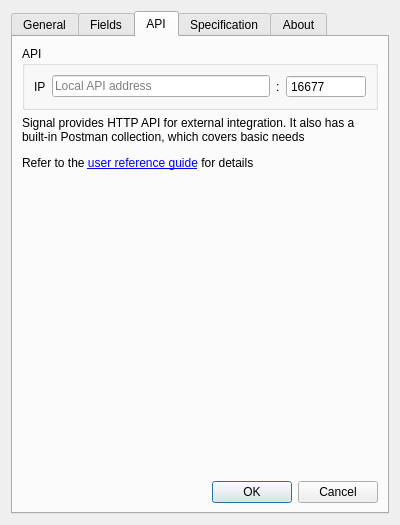
This is common/gui/forms/settings_window.ui in FedorIvanov37/sv-terminal as Qt 5 draws it before an edit. The edited form follows.
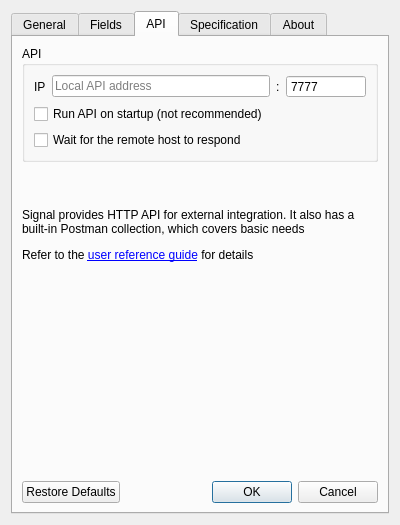
This is the edited form.

Patch:
```diff
--- a/common/gui/forms/settings_window.ui
+++ b/common/gui/forms/settings_window.ui
@@ -643,10 +643,52 @@
        <string>API</string>
       </attribute>
       <layout class="QGridLayout" name="gridLayout_10">
+       <item row="6" column="0">
+        <spacer name="verticalSpacer_3">
+         <property name="orientation">
+          <enum>Qt::Vertical</enum>
+         </property>
+         <property name="sizeHint" stdset="0">
+          <size>
+           <width>20</width>
+           <height>303</height>
+          </size>
+         </property>
+        </spacer>
+       </item>
        <item row="3" column="0">
+        <spacer name="verticalSpacer_8">
+         <property name="orientation">
+          <enum>Qt::Vertical</enum>
+         </property>
+         <property name="sizeHint" stdset="0">
+          <size>
+           <width>20</width>
+           <height>40</height>
+          </size>
+         </property>
+        </spacer>
+       </item>
+       <item row="5" column="0">
+        <widget class="QLabel" name="ApiInfoLabel">
+         <property name="text">
+          <string>&lt;html&gt;&lt;head/&gt;&lt;body&gt;&lt;p&gt;&lt;br/&gt;&lt;/p&gt;&lt;p&gt;Signal provides HTTP API for external integration. It also has a built-in Postman collection, which covers basic needs&lt;/p&gt;&lt;p&gt;Refer to the &lt;a href=&quot;www.link.com&quot;&gt;&lt;span style=&quot; text-decoration: underline; color:#0000ff;&quot;&gt;user reference guide&lt;/span&gt;&lt;/a&gt; for details&lt;/p&gt;&lt;/body&gt;&lt;/html&gt;</string>
+         </property>
+         <property name="wordWrap">
+          <bool>true</bool>
+         </property>
+         <property name="openExternalLinks">
+          <bool>false</bool>
+         </property>
+         <property name="textInteractionFlags">
+          <set>Qt::LinksAccessibleByMouse|Qt::TextSelectableByMouse</set>
+         </property>
+        </widget>
+       </item>
+       <item row="7" column="0">
         <widget class="QDialogButtonBox" name="ApiButtonBox">
          <property name="standardButtons">
-          <set>QDialogButtonBox::Cancel|QDialogButtonBox::Ok</set>
+          <set>QDialogButtonBox::Cancel|QDialogButtonBox::Ok|QDialogButtonBox::RestoreDefaults</set>
          </property>
         </widget>
        </item>
@@ -706,44 +748,29 @@
                <number>65535</number>
               </property>
               <property name="value">
-               <number>16677</number>
+               <number>7777</number>
               </property>
              </widget>
             </item>
            </layout>
           </item>
+          <item row="2" column="0">
+           <widget class="QCheckBox" name="WaitForRemoteHost">
+            <property name="text">
+             <string>Wait for the remote host to respond</string>
+            </property>
+           </widget>
+          </item>
+          <item row="1" column="0">
+           <widget class="QCheckBox" name="ApiRun">
+            <property name="text">
+             <string>Run API on startup (not recommended)</string>
+            </property>
+           </widget>
+          </item>
          </layout>
         </widget>
        </item>
-       <item row="2" column="0">
-        <spacer name="verticalSpacer_3">
-         <property name="orientation">
-          <enum>Qt::Vertical</enum>
-         </property>
-         <property name="sizeHint" stdset="0">
-          <size>
-           <width>20</width>
-           <height>303</height>
-          </size>
-         </property>
-        </spacer>
-       </item>
-       <item row="1" column="0">
-        <widget class="QLabel" name="ApiInfoLabel">
-         <property name="text">
-          <string>&lt;html&gt;&lt;head/&gt;&lt;body&gt;&lt;p&gt;Signal provides HTTP API for external integration. It also has a built-in Postman collection, which covers basic needs&lt;/p&gt;&lt;p&gt;Refer to the &lt;a href=&quot;www.link.com&quot;&gt;&lt;span style=&quot; text-decoration: underline; color:#0000ff;&quot;&gt;user reference guide&lt;/span&gt;&lt;/a&gt; for details&lt;/p&gt;&lt;/body&gt;&lt;/html&gt;</string>
-         </property>
-         <property name="wordWrap">
-          <bool>true</bool>
-         </property>
-         <property name="openExternalLinks">
-          <bool>false</bool>
-         </property>
-         <property name="textInteractionFlags">
-          <set>Qt::LinksAccessibleByMouse</set>
-         </property>
-        </widget>
-       </item>
       </layout>
      </widget>
      <widget class="QWidget" name="Spec">
```
Left out of the diff: 29 changed lines with no effect on the pictures.
